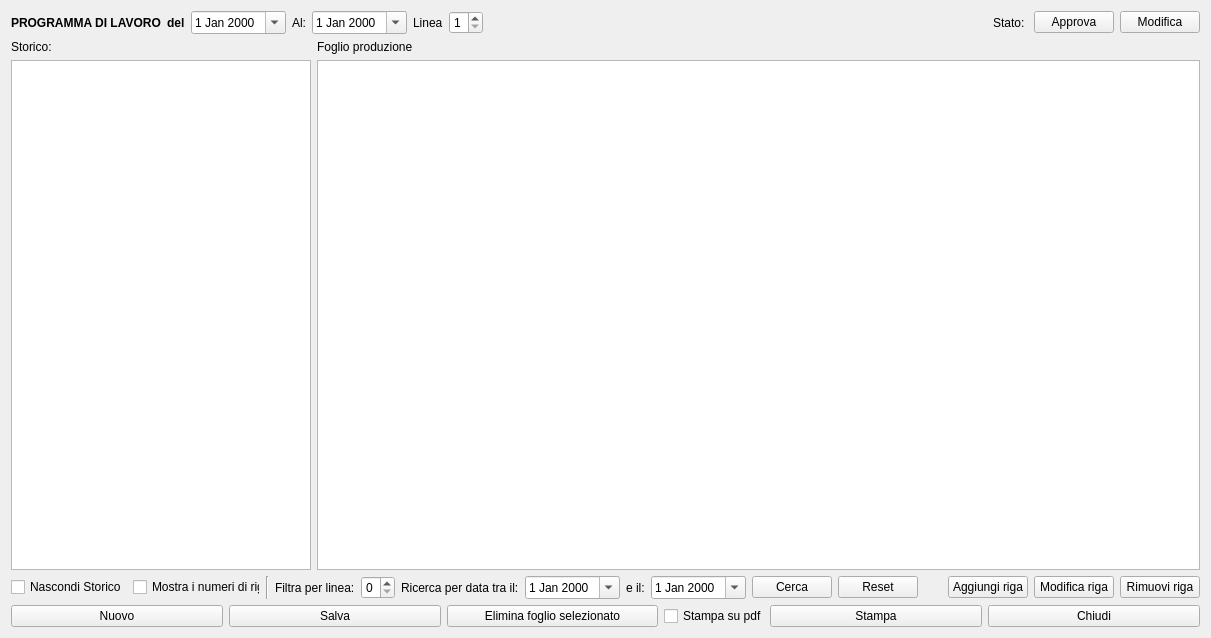
The window that hworkprogram.ui (fblabs/hamlet-mod-sancon) describes before a commit, drawn with Qt 5.
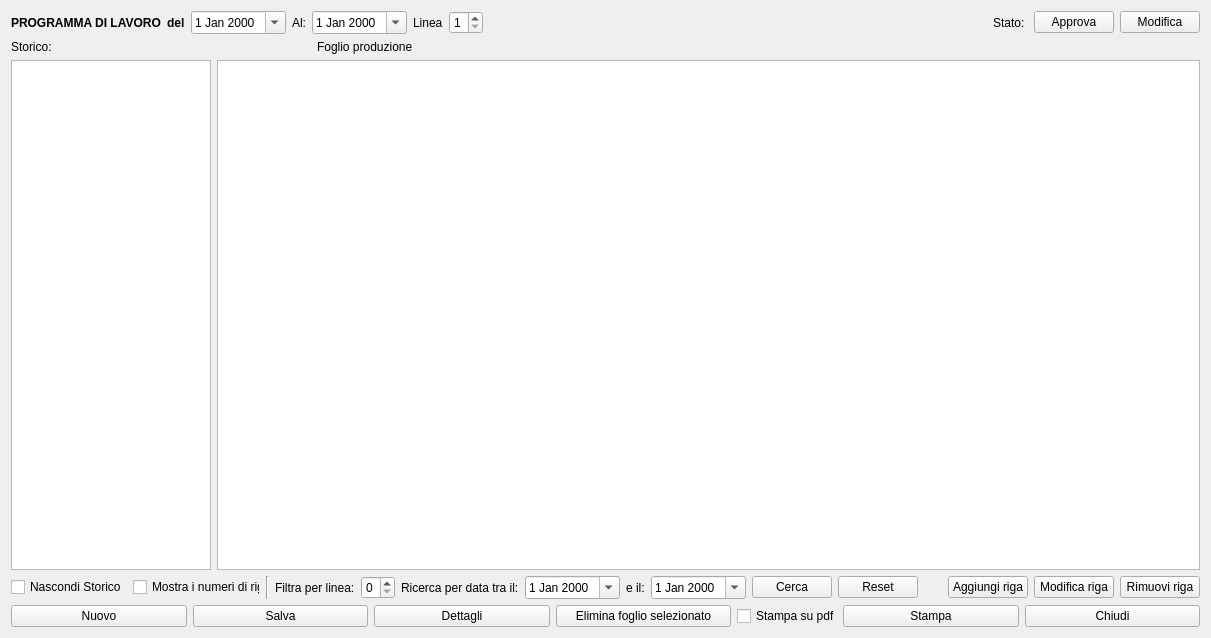
The same window after the commit. Icons and pictures are not drawn.

Diff of the .ui file:
```diff
--- a/hworkprogram.ui
+++ b/hworkprogram.ui
@@ -178,7 +178,7 @@
       <widget class="QTableView" name="tvStorico">
        <property name="maximumSize">
         <size>
-         <width>300</width>
+         <width>200</width>
          <height>16777215</height>
         </size>
        </property>
@@ -442,6 +442,23 @@
        </property>
       </widget>
      </item>
+     <item>
+      <widget class="QPushButton" name="pbDetails">
+       <property name="text">
+        <string>Dettagli</string>
+       </property>
+       <property name="icon">
+        <iconset resource="icons.qrc">
+         <normaloff>:/Resources/Pie-chart64.png</normaloff>:/Resources/Pie-chart64.png</iconset>
+       </property>
+       <property name="iconSize">
+        <size>
+         <width>32</width>
+         <height>32</height>
+        </size>
+       </property>
+      </widget>
+     </item>
      <item>
       <widget class="QPushButton" name="pbDeleteSheet">
        <property name="text">
```
